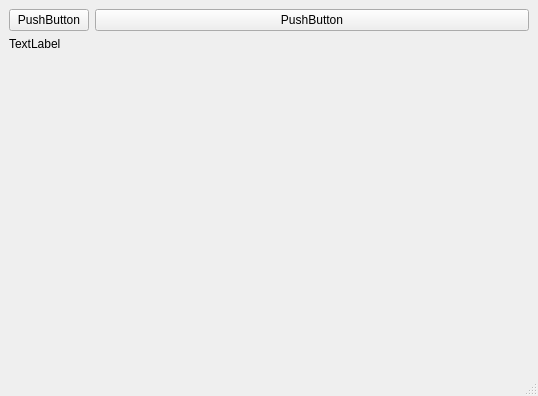
Qt form Lab2/mainwindow.ui (darkllen/Practice_OOP) before a commit.
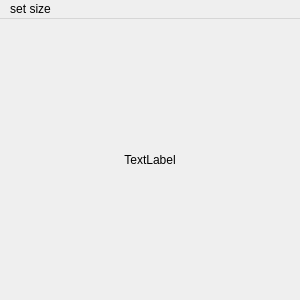
The same form after that commit.

```diff
--- a/Lab2/mainwindow.ui
+++ b/Lab2/mainwindow.ui
@@ -6,34 +6,59 @@
    <rect>
     <x>0</x>
     <y>0</y>
-    <width>538</width>
-    <height>396</height>
+    <width>300</width>
+    <height>300</height>
    </rect>
   </property>
+  <property name="minimumSize">
+   <size>
+    <width>150</width>
+    <height>150</height>
+   </size>
+  </property>
+  <property name="maximumSize">
+   <size>
+    <width>1920</width>
+    <height>1080</height>
+   </size>
+  </property>
   <property name="windowTitle">
    <string>MainWindow</string>
   </property>
   <widget class="QWidget" name="centralwidget">
-   <layout class="QFormLayout" name="formLayout">
-    <item row="0" column="0">
-     <widget class="QPushButton" name="pushButton">
-      <property name="text">
-       <string>PushButton</string>
-      </property>
-     </widget>
-    </item>
+   <property name="minimumSize">
+    <size>
+     <width>0</width>
+     <height>0</height>
+    </size>
+   </property>
+   <property name="maximumSize">
+    <size>
+     <width>16777215</width>
+     <height>16777215</height>
+    </size>
+   </property>
+   <layout class="QGridLayout" name="gridLayout">
     <item row="0" column="1">
-     <widget class="QPushButton" name="pushButton_2">
-      <property name="text">
-       <string>PushButton</string>
-      </property>
-     </widget>
-    </item>
-    <item row="1" column="0">
      <widget class="QLabel" name="label">
+      <property name="minimumSize">
+       <size>
+        <width>0</width>
+        <height>0</height>
+       </size>
+      </property>
       <property name="text">
        <string>TextLabel</string>
       </property>
+      <property name="scaledContents">
+       <bool>false</bool>
+      </property>
+      <property name="alignment">
+       <set>Qt::AlignCenter</set>
+      </property>
+      <property name="wordWrap">
+       <bool>false</bool>
+      </property>
      </widget>
     </item>
    </layout>
@@ -43,12 +68,53 @@
     <rect>
      <x>0</x>
      <y>0</y>
-     <width>538</width>
+     <width>300</width>
      <height>21</height>
     </rect>
    </property>
+   <widget class="QMenu" name="menuset_default_size">
+    <property name="title">
+     <string>set size</string>
+    </property>
+    <addaction name="s200"/>
+    <addaction name="action300x300"/>
+    <addaction name="action400x400"/>
+    <addaction name="action500x500"/>
+    <addaction name="actionminimum_size"/>
+    <addaction name="actionmaximum_size"/>
+   </widget>
+   <addaction name="menuset_default_size"/>
   </widget>
-  <widget class="QStatusBar" name="statusbar"/>
+  <action name="s200">
+   <property name="text">
+    <string>200x200</string>
+   </property>
+  </action>
+  <action name="action300x300">
+   <property name="text">
+    <string>300x300</string>
+   </property>
+  </action>
+  <action name="action400x400">
+   <property name="text">
+    <string>400x400</string>
+   </property>
+  </action>
+  <action name="action500x500">
+   <property name="text">
+    <string>500x500</string>
+   </property>
+  </action>
+  <action name="actionminimum_size">
+   <property name="text">
+    <string>minimum size</string>
+   </property>
+  </action>
+  <action name="actionmaximum_size">
+   <property name="text">
+    <string>maximum size</string>
+   </property>
+  </action>
  </widget>
  <resources/>
  <connections/>
```
Left out of the diff: 2 changed lines with no effect on the pictures.
